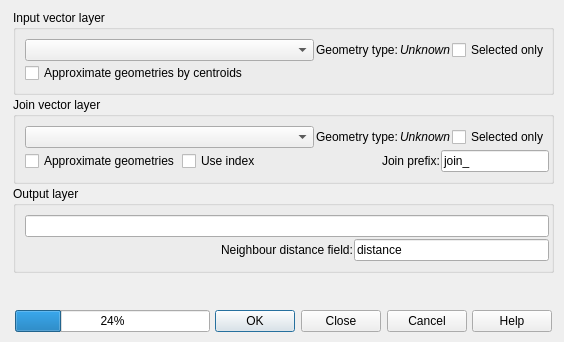
Old version of the form ui_frmNNJoin.ui in the repository havatv/qgisnnjoinplugin.
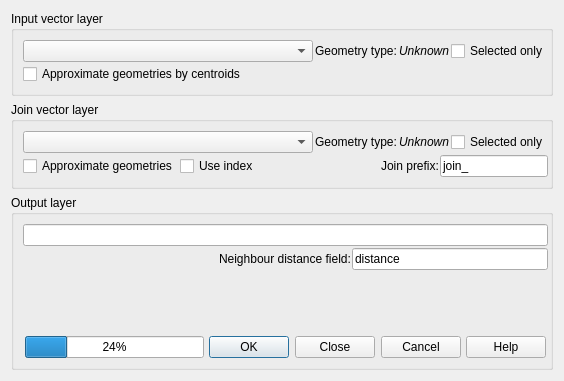
New version of the form.

Commit message: UI Fix for high resolution monitors (#10)

```diff
--- a/ui_frmNNJoin.ui
+++ b/ui_frmNNJoin.ui
@@ -7,7 +7,7 @@
     <x>0</x>
     <y>0</y>
     <width>564</width>
-    <height>342</height>
+    <height>381</height>
    </rect>
   </property>
   <property name="windowTitle">
@@ -19,19 +19,7 @@
   <property name="modal">
    <bool>false</bool>
   </property>
-  <widget class="QWidget" name="layoutWidget">
-   <property name="geometry">
-    <rect>
-     <x>13</x>
-     <y>10</y>
-     <width>541</width>
-     <height>322</height>
-    </rect>
-   </property>
-   <layout class="QVBoxLayout" name="verticalLayout_6">
-    <property name="spacing">
-     <number>2</number>
-    </property>
+  <layout class="QVBoxLayout" name="verticalLayout_2">
     <item>
      <widget class="QGroupBox" name="groupBox_1">
       <property name="sizePolicy">
@@ -301,9 +289,6 @@
          </item>
         </layout>
        </item>
-      </layout>
-     </widget>
-    </item>
     <item>
      <spacer name="verticalSpacer">
       <property name="orientation">
@@ -377,6 +362,8 @@
     </item>
    </layout>
   </widget>
+   </item>
+  </layout>
  </widget>
  <resources/>
  <connections>
```
Lines whose indentation alone changed are shown as unchanged.
